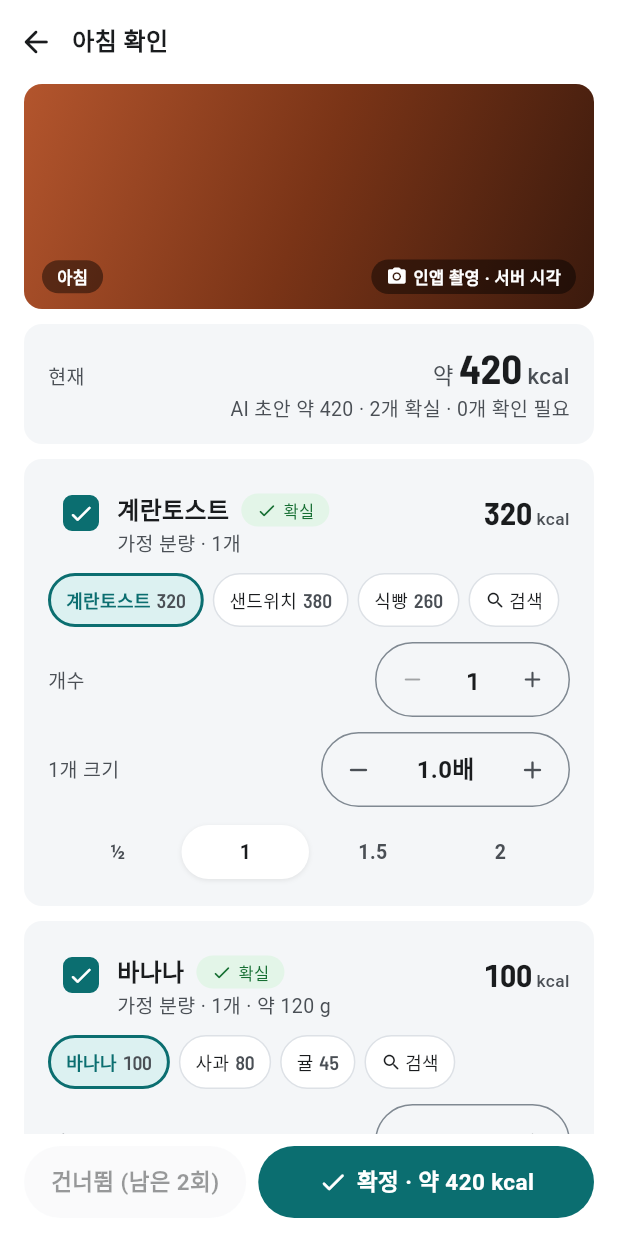
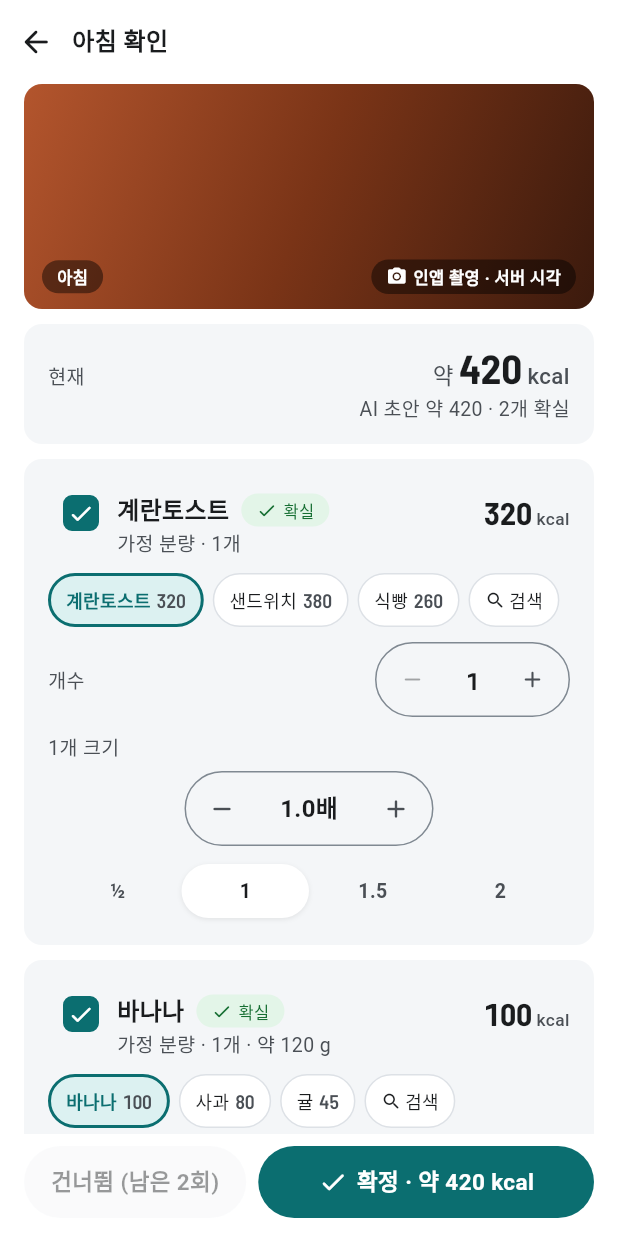
Before and after one commit to Davvyy/WOW, a Flutter app: the MealEditScreen screen opened directly with empty values, on a phone screen of 412 x 824 dp. Run offline on Flutter 3.47's test engine with Material 3 defaults, Android fonts, the phone set to English and light mode, and no system bars; our stand-ins replace camera, firebase_core, firebase_messaging, flutter_riverpod, go_router, share_plus and 2 more; missing offline and left inert: health, kakao_flutter_sdk_user; accounts and stored records are empty; Roboto replaces fonts that are missing (Pretendard).

Commit message:
Show the eaten amount on P7 items and hide skip for counted meals
The item subtitle now follows the portion stepper (1.5인분, 1.5공기)
and drops the grams part when grams are unknown or 0, so it no longer
reads "1인분 · 약 0 g" next to a 1.5인분 stepper.

The 먹은 양 label sits on its own line above the stepper pill, and the
photo tags shrink instead of overflowing at 360dp.

A meal already counted (confirmed, auto or corrected) that fills its
slot no longer shows the 건너뜀 button or the weekly skip-limit note;
empty, draft and snack-level slots keep the old behaviour.

The P7 summary drops parts whose count is 0.

```diff
--- a/app/lib/ui/screens/p7_meal_edit.dart
+++ b/app/lib/ui/screens/p7_meal_edit.dart
@@ -397,6 +397,9 @@ class _MealEditScreenState extends ConsumerState<MealEditScreen> {
     final skipLimit = remaining <= 0 || skipsToday >= engine.rules.skipPerDay;
     // 건너뜀은 끼니를 채운 기록이 없을 때만(비었거나 간식 수준 기록뿐인 슬롯)
     final canSkip = canSkipSlot(meals, slot, snackKcal: engine.rules.snackKcal);
+    // 이미 섭취에 반영된 끼니(확정·자동 확정·정정)로 슬롯이 채워졌으면 건너뜀은 뜻이 없다: 버튼·한도 안내를 숨긴다.
+    // 빈 칸·초안·간식 수준 기록은 지금처럼(꺼진 버튼과 안내 포함).
+    final showSkip = !isPast && !(isCountedStatus((live ?? _origin).status) && !canSkip);
     final total = _total;
     final isSnackLevel = total > 0 && total < engine.rules.snackKcal;
     final auto = _origin.status == MealStatus.auto;
@@ -432,10 +435,11 @@ class _MealEditScreenState extends ConsumerState<MealEditScreen> {
           ),
           child: Semantics(
             label: '$label 사진',
-            child: Row(children: [
-              _Tag('$label${_origin.time.isEmpty ? '' : ' · ${_origin.time}'}'),
-              const Spacer(),
-              const _Tag('인앱 촬영 · 서버 시각', icon: Icons.photo_camera_rounded),
+            // 좁은 폭에서는 태그 글자를 줄여 넘치지 않게
+            child: Row(mainAxisAlignment: MainAxisAlignment.spaceBetween, children: [
+              Flexible(child: _Tag('$label${_origin.time.isEmpty ? '' : ' · ${_origin.time}'}')),
+              const SizedBox(width: 8),
+              const Flexible(child: _Tag('인앱 촬영 · 서버 시각', icon: Icons.photo_camera_rounded)),
             ]),
           ),
         );
@@ -505,7 +509,13 @@ class _MealEditScreenState extends ConsumerState<MealEditScreen> {
             ]),
             Align(
               alignment: Alignment.centerRight,
-              child: Txt.cap('AI 초안 약 ${fmtInt(_aiTotal)} · $sure개 확실 · $check개 확인 필요${unchecked > 0 ? ' · $unchecked개 먹지 않음' : ''}'),
+              // 0개인 부분은 빼고 보인다
+              child: Txt.cap([
+                'AI 초안 약 ${fmtInt(_aiTotal)}',
+                if (sure > 0) '$sure개 확실',
+                if (check > 0) '$check개 확인 필요',
+                if (unchecked > 0) '$unchecked개 먹지 않음',
+              ].join(' · ')),
             ),
           ]),
         ),
@@ -575,11 +585,11 @@ class _MealEditScreenState extends ConsumerState<MealEditScreen> {
                     Expanded(child: Txt.cap('체크한 음식이 없어요. 먹은 것을 체크해 주세요.${canDelete ? ' 먹지 않았다면 위의 휴지통으로 기록을 지워 주세요.' : ''}', color: c.warn)),
                   ]),
                 ),
-              // 건너뜀은 오늘만
-              if (!isPast && skipLimit && !searchMode)
+              // 건너뜀은 오늘만, 이미 반영된 끼니에는 없다
+              if (showSkip && skipLimit && !searchMode)
                 Padding(padding: const EdgeInsets.only(bottom: 8), child: Row(children: [Icon(Icons.info_rounded, size: 14, color: c.warn), const SizedBox(width: 4), Expanded(child: Txt.cap('이번 주 건너뜀 ${engine.rules.skipPerWeek}회를 모두 썼어요. 안 먹은 끼니는 $sub kcal로 계산돼요.', color: c.warn))])),
               Row(children: [
-                if (!isPast) ...[
+                if (showSkip) ...[
                   ChButton(skipLimit ? '건너뜀' : '건너뜀 (남은 $remaining회)', kind: BtnKind.quiet, expand: false, onPressed: skipLimit || !canSkip ? null : _skip),
                   const SizedBox(width: 8),
                 ],
@@ -657,7 +667,7 @@ class _Tag extends StatelessWidget {
         decoration: BoxDecoration(color: const Color(0x73000000), borderRadius: BorderRadius.circular(999)),
         child: Row(mainAxisSize: MainAxisSize.min, children: [
           if (icon != null) ...[Icon(icon, size: 14, color: Colors.white), const SizedBox(width: 4)],
-          Txt(text, size: 11, weight: FontWeight.w600, color: Colors.white),
+          Flexible(child: Txt(text, size: 11, weight: FontWeight.w600, color: Colors.white, maxLines: 1)),
         ]),
       );
 }
@@ -677,27 +687,33 @@ class _ItemCard extends StatelessWidget {
   final VoidCallback onSearch;
   final VoidCallback onRemove;
 
-  /// 1인분(밥은 1공기, 상품은 단위 라벨) 기준 분량. 먹은 양은 아래 스테퍼로 고른다.
+  /// 지금 고른 먹은 양 기준 분량(밥은 공기, 상품은 단위 라벨, 개수 항목은 개수). 스테퍼를 바꾸면 함께 바뀐다.
+  /// 무게를 모르거나 0 이면 g 은 쓰지 않는다.
   String _assume() {
     final it = item;
+    final tenths = portionTenths(it.mult);
+    final amt = tenths % 10 == 0 ? '${tenths ~/ 10}' : (tenths / 10).toStringAsFixed(1);
+    final broth = it.brothOff ? ' · 국물 안 먹음 −40%' : '';
+    String grams(num? g) => g == null || g <= 0 || fmtInt(g) == '0' ? '' : ' · 약 ${fmtInt(g)} g';
     final unit = it.unitLabel;
     if (unit != null) {
       return switch (it.kind) {
         ItemKind.count => '$unit × ${it.count}',
-        ItemKind.soup => '$unit${it.brothOff ? ' · 국물 안 먹음 −40%' : ''}',
-        _ => unit,
+        _ => '$unit${tenths == 10 ? '' : ' × $amt'}${it.kind == ItemKind.soup ? broth : ''}',
       };
     }
+    final g = it.grams == null ? null : it.grams! * it.mult;
     switch (it.kind) {
       case ItemKind.rice:
-        return '1공기 · 약 ${fmtInt(it.grams ?? 0)} g';
+        return '$amt공기${grams(g)}';
       case ItemKind.count:
         final unit = it.portion == '조각' ? '조각' : it.portion.replaceFirst(RegExp('^1'), '');
-        return '${it.count}$unit${it.grams != null ? ' · 약 ${fmtInt(it.grams! * it.count * it.mult)} g' : ''}';
+        return '${it.count}$unit${grams(g == null ? null : g * it.count)}';
       case ItemKind.soup:
-        return '1인분 · 약 ${fmtInt(it.grams ?? 0)} g${it.brothOff ? ' · 국물 안 먹음 −40%' : ''}';
+        return '$amt인분${grams(g)}$broth';
       case ItemKind.side:
-        return '${it.portion} · 약 ${fmtInt(it.grams ?? 0)} g';
+        final base = it.portion == '1인분' ? '$amt인분' : '${it.portion}${tenths == 10 ? '' : ' × $amt'}';
+        return '$base${grams(g)}';
     }
   }
 
@@ -852,10 +868,12 @@ class _PortionStepper extends StatelessWidget {
           constraints: const BoxConstraints(minWidth: 48, minHeight: 48),
           padding: EdgeInsets.zero,
         );
+    // 이름 줄은 스테퍼 위에 따로 둔다(좁은 폭에서 스테퍼 테두리와 겹치지 않게)
     return Column(crossAxisAlignment: CrossAxisAlignment.stretch, children: [
-      Row(children: [
-        Expanded(child: Txt.cap(isCount ? label : '$label · 0.1$unit 단위', color: c.fg2)),
-        Container(
+      Txt.cap(isCount ? label : '$label · 0.1$unit 단위', color: c.fg2),
+      const SizedBox(height: 6),
+      Center(
+        child: Container(
           decoration: BoxDecoration(border: Border.all(color: c.borderStrong), borderRadius: BorderRadius.circular(999)),
           child: Row(mainAxisSize: MainAxisSize.min, children: [
             btn(isCount ? '1개 크기 줄이기' : '덜 먹음', Icons.remove_rounded, tenths > minPortionTenths ? () => set(tenths - 1) : null),
@@ -866,7 +884,7 @@ class _PortionStepper extends StatelessWidget {
             btn(isCount ? '1개 크기 늘리기' : '더 먹음', Icons.add_rounded, tenths < maxPortionTenths ? () => set(tenths + 1) : null),
           ]),
         ),
-      ]),
+      ),
       const SizedBox(height: 8),
       ChSeg<int>(small: true, label: '$label 빠른 선택', items: _quick, value: tenths, onChanged: set),
     ]);
```
Also changed, not shown: 2 other files.
